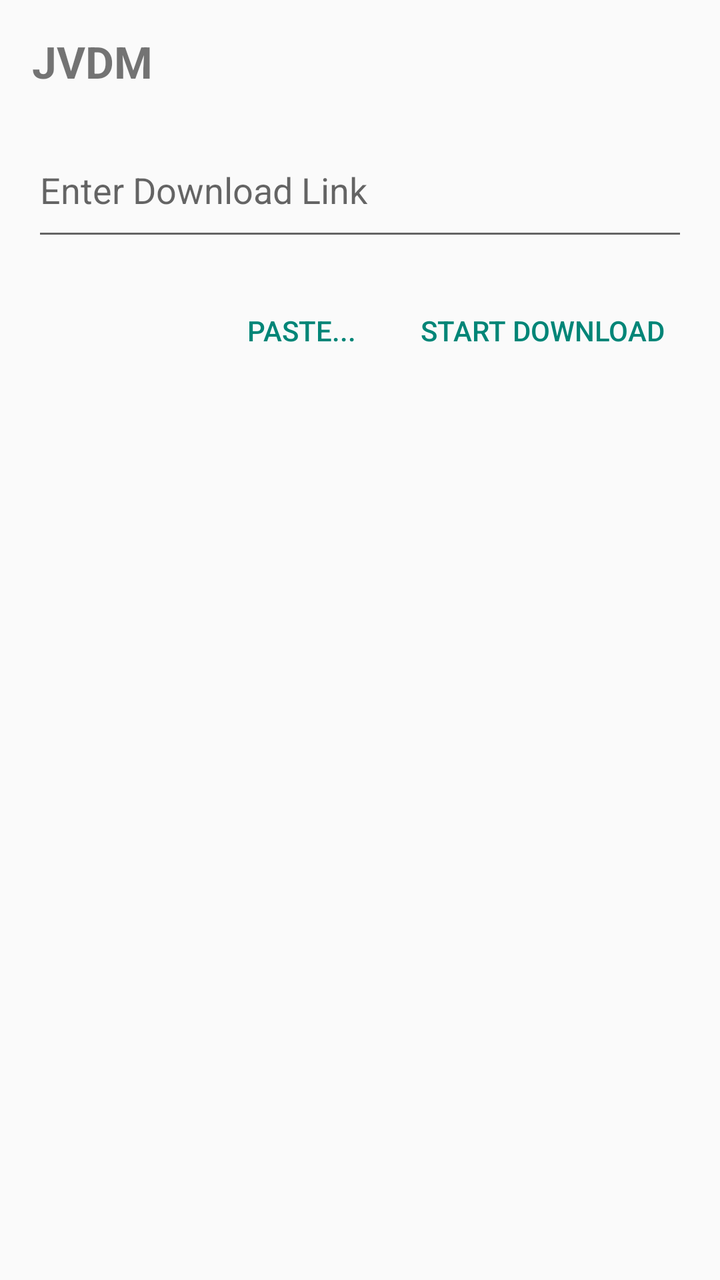
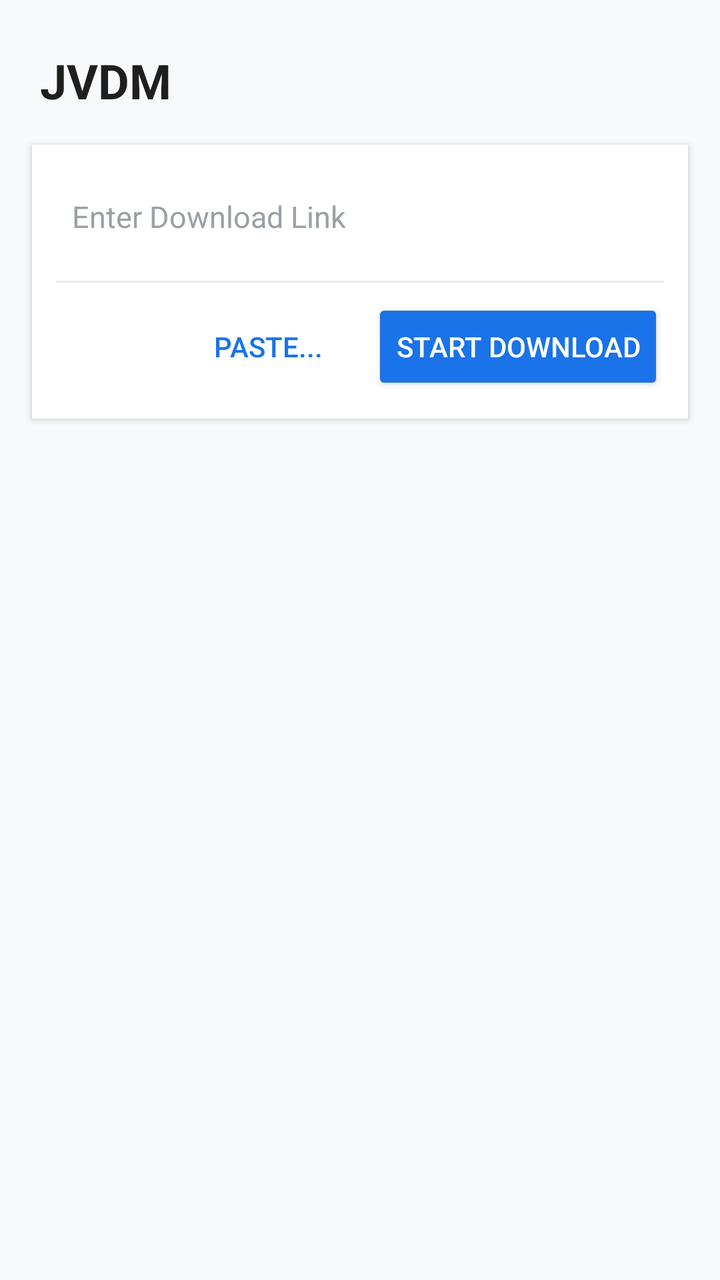

Compare the two renders of this Android layout. The source of the first and the diff that turns it into the second are given below.
<!-- AndroidManifest.xml: application theme Theme.AppCompat.Light.NoActionBar -->
<!-- res/layout/activity_main.xml -->
<?xml version="1.0" encoding="utf-8"?>
<LinearLayout xmlns:android="http://schemas.android.com/apk/res/android"
    android:layout_width="match_parent"
    android:layout_height="match_parent"
    android:orientation="vertical"
    android:padding="16dp">

    <TextView
        android:layout_width="wrap_content"
        android:layout_height="wrap_content"
        android:text="@string/jvdm"
        android:textSize="22sp"
        android:textStyle="bold"
        android:layout_marginBottom="16dp"/>

    <EditText
        android:id="@+id/urlInput"
        android:layout_width="match_parent"
        android:layout_height="64dp"
        android:layout_marginBottom="16dp"
        android:autofillHints=""
        android:hint="@string/enter_download_link"
        android:inputType="textUri" />

    <LinearLayout
        style="?android:attr/buttonBarStyle"
        android:layout_width="match_parent"
        android:layout_height="wrap_content"
        android:orientation="horizontal"
        android:gravity="end"
        android:layout_marginBottom="16dp">

        <Button
            android:id="@+id/btnPaste"
            style="?android:attr/buttonBarButtonStyle"
            android:layout_width="wrap_content"
            android:layout_height="wrap_content"
            android:layout_marginEnd="8dp"
            android:text="@string/paste" />

        <Button
            android:id="@+id/btnStart"
            style="?android:attr/buttonBarButtonStyle"
            android:layout_width="wrap_content"
            android:layout_height="wrap_content"
            android:text="@string/start_download"/>
    </LinearLayout>

    <ListView
        android:id="@+id/downloadListView"
        android:layout_width="match_parent"
        android:layout_height="0dp"
        android:layout_weight="1"/>
</LinearLayout>
<!-- resources referenced by this layout -->
<resources>
  <string name="enter_download_link">Enter Download Link</string>
  <string name="jvdm">JVDM</string>
  <string name="paste">Paste...</string>
  <string name="start_download">Start Download</string>
</resources>

<!-- the commit's change to res/layout/activity_main.xml (unified diff, before → after) -->
@@ -2,53 +2,84 @@
 <LinearLayout xmlns:android="http://schemas.android.com/apk/res/android"
     android:layout_width="match_parent"
     android:layout_height="match_parent"
-    android:orientation="vertical"
-    android:padding="16dp">
+    android:background="#F8F9FA"
+    android:orientation="vertical">
 
     <TextView
-        android:layout_width="wrap_content"
+        android:layout_width="match_parent"
         android:layout_height="wrap_content"
+        android:paddingHorizontal="20dp"
+        android:paddingTop="24dp"
+        android:paddingBottom="8dp"
         android:text="@string/jvdm"
-        android:textSize="22sp"
-        android:textStyle="bold"
-        android:layout_marginBottom="16dp"/>
-
-    <EditText
-        android:id="@+id/urlInput"
-        android:layout_width="match_parent"
-        android:layout_height="64dp"
-        android:layout_marginBottom="16dp"
-        android:autofillHints=""
-        android:hint="@string/enter_download_link"
-        android:inputType="textUri" />
+        android:textColor="#1F1F1F"
+        android:textSize="24sp"
+        android:textStyle="bold" />
 
     <LinearLayout
-        style="?android:attr/buttonBarStyle"
         android:layout_width="match_parent"
         android:layout_height="wrap_content"
-        android:orientation="horizontal"
-        android:gravity="end"
-        android:layout_marginBottom="16dp">
+        android:layout_marginHorizontal="16dp"
+        android:layout_marginVertical="8dp"
+        android:background="#FFFFFF"
+        android:elevation="2dp"
+        android:orientation="vertical"
+        android:padding="12dp">
 
-        <Button
-            android:id="@+id/btnPaste"
-            style="?android:attr/buttonBarButtonStyle"
-            android:layout_width="wrap_content"
+        <EditText
+            android:id="@+id/urlInput"
+            android:layout_width="match_parent"
             android:layout_height="wrap_content"
-            android:layout_marginEnd="8dp"
-            android:text="@string/paste" />
+            android:autofillHints=""
+            android:background="@null"
+            android:hint="@string/enter_download_link"
+            android:inputType="textUri"
+            android:minHeight="48dp"
+            android:padding="8dp"
+            android:textColor="#1F1F1F"
+            android:textColorHint="#9AA0A6"
+            android:textSize="15sp" />
 
-        <Button
-            android:id="@+id/btnStart"
-            style="?android:attr/buttonBarButtonStyle"
-            android:layout_width="wrap_content"
+        <View
+            android:layout_width="match_parent"
+            android:layout_height="1dp"
+            android:layout_marginVertical="8dp"
+            android:background="#E8EAED" />
+
+        <LinearLayout
+            android:layout_width="match_parent"
             android:layout_height="wrap_content"
-            android:text="@string/start_download"/>
+            android:gravity="end"
+            android:orientation="horizontal">
+
+            <Button
+                android:id="@+id/btnPaste"
+                style="?android:attr/borderlessButtonStyle"
+                android:layout_width="wrap_content"
+                android:layout_height="wrap_content"
+                android:text="@string/paste"
+                android:textColor="#1A73E8"
+                android:textSize="14sp" />
+
+            <Button
+                android:id="@+id/btnStart"
+                android:layout_width="wrap_content"
+                android:layout_height="wrap_content"
+                android:layout_marginStart="8dp"
+                android:backgroundTint="#1A73E8"
+                android:text="@string/start_download"
+                android:textColor="#FFFFFF"
+                android:textSize="14sp" />
+        </LinearLayout>
     </LinearLayout>
 
     <ListView
         android:id="@+id/downloadListView"
         android:layout_width="match_parent"
         android:layout_height="0dp"
-        android:layout_weight="1"/>
+        android:layout_weight="1"
+        android:clipToPadding="false"
+        android:divider="@null"
+        android:dividerHeight="0dp"
+        android:paddingVertical="8dp" />
 </LinearLayout>
